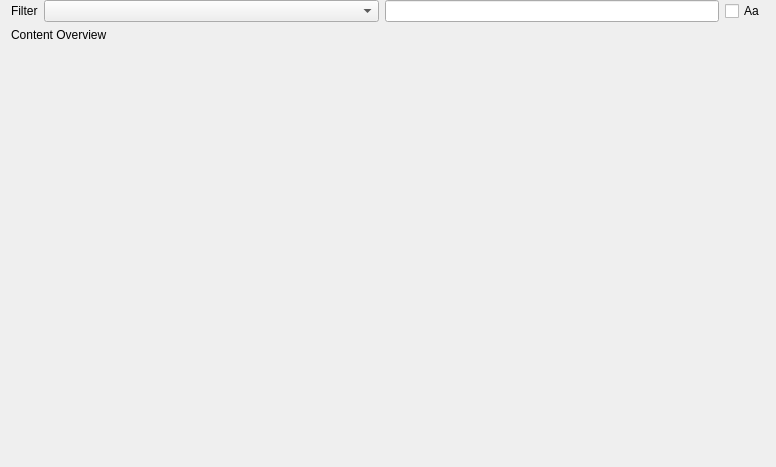
The window that MainViewWidget.ui (bendalab/NixView) describes before a commit, drawn with Qt 5.
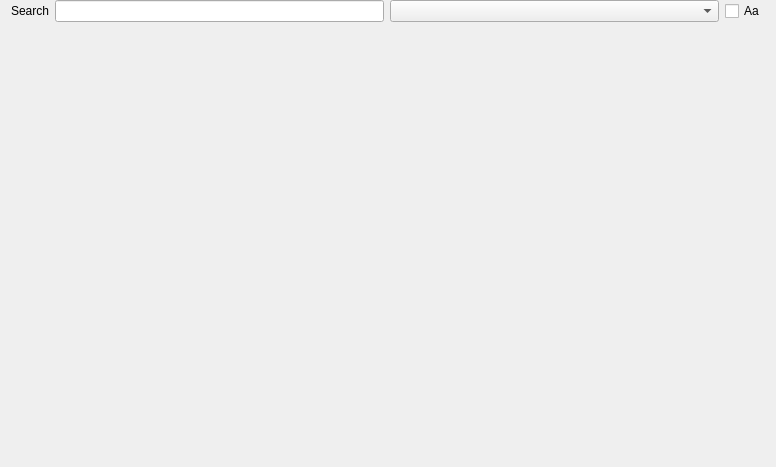
The same window after the commit.

Commit message: removed label

What changed in the file:
```diff
--- a/MainViewWidget.ui
+++ b/MainViewWidget.ui
@@ -27,10 +27,13 @@
        <item>
         <widget class="QLabel" name="label_filter">
          <property name="text">
-          <string>Filter</string>
+          <string>Search</string>
          </property>
         </widget>
        </item>
+       <item>
+        <widget class="QLineEdit" name="line_edit_filter"/>
+       </item>
        <item>
         <widget class="QComboBox" name="cmbx_filter">
          <property name="sizePolicy">
@@ -41,9 +44,6 @@
          </property>
         </widget>
        </item>
-       <item>
-        <widget class="QLineEdit" name="line_edit_filter"/>
-       </item>
        <item>
         <widget class="QCheckBox" name="cbx_filter">
          <property name="toolTip">
@@ -56,19 +56,6 @@
        </item>
       </layout>
      </item>
-     <item>
-      <widget class="QLabel" name="label_overview">
-       <property name="sizePolicy">
-        <sizepolicy hsizetype="Minimum" vsizetype="Minimum">
-         <horstretch>0</horstretch>
-         <verstretch>0</verstretch>
-        </sizepolicy>
-       </property>
-       <property name="text">
-        <string>Content Overview</string>
-       </property>
-      </widget>
-     </item>
      <item>
       <widget class="QStackedWidget" name="data_stacked_Widget">
        <property name="currentIndex">
```
